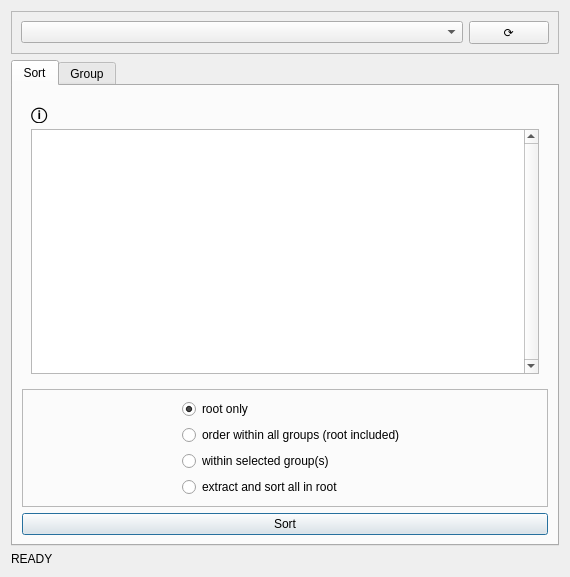
ViperMiniQ/qgis-layer-tree-tools, file sort_and_group_dialog_base.ui: the form before one commit.
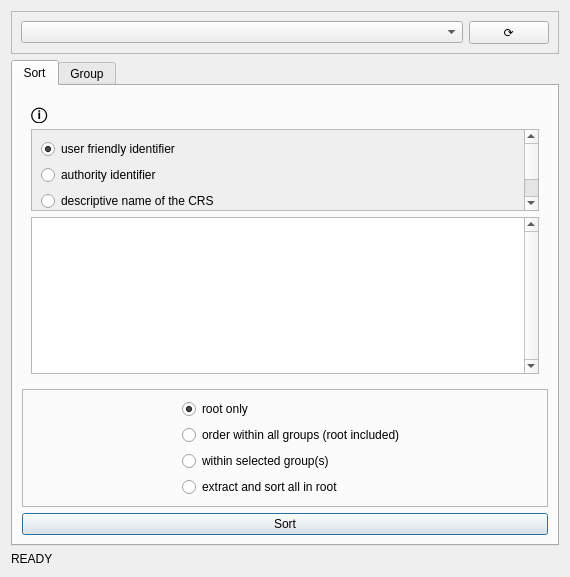
The form after the commit. The open tabs and pages were chosen to show the change.

```diff
--- a/sort_and_group_dialog_base.ui
+++ b/sort_and_group_dialog_base.ui
@@ -33,7 +33,7 @@
        <item row="0" column="0">
         <widget class="QStackedWidget" name="stackedWidgetSortPages">
          <property name="currentIndex">
-          <number>2</number>
+          <number>9</number>
          </property>
          <widget class="QWidget" name="SortName">
           <layout class="QGridLayout" name="gridLayout_2">
@@ -565,6 +565,108 @@
            </item>
           </layout>
          </widget>
+         <widget class="QWidget" name="SortCRS">
+          <layout class="QGridLayout" name="gridLayout_27">
+           <item row="0" column="0">
+            <widget class="QLabel" name="label_11">
+             <property name="font">
+              <font>
+               <pointsize>12</pointsize>
+               <weight>75</weight>
+               <bold>true</bold>
+              </font>
+             </property>
+             <property name="toolTip">
+              <string>Use mouse cursor to drag and drop elements in position within the list</string>
+             </property>
+             <property name="text">
+              <string>ⓘ</string>
+             </property>
+            </widget>
+           </item>
+           <item row="1" column="0">
+            <widget class="QScrollArea" name="scrollArea">
+             <property name="widgetResizable">
+              <bool>true</bool>
+             </property>
+             <widget class="QWidget" name="scrollAreaWidgetContents">
+              <property name="geometry">
+               <rect>
+                <x>0</x>
+                <y>-51</y>
+                <width>495</width>
+                <height>108</height>
+               </rect>
+              </property>
+              <property name="sizePolicy">
+               <sizepolicy hsizetype="Preferred" vsizetype="Minimum">
+                <horstretch>0</horstretch>
+                <verstretch>0</verstretch>
+               </sizepolicy>
+              </property>
+              <layout class="QGridLayout" name="gridLayout_28">
+               <item row="4" column="0">
+                <widget class="QRadioButton" name="radioButtonCRSEllipsoidAcronym">
+                 <property name="text">
+                  <string>ellipsoid acronym</string>
+                 </property>
+                 <attribute name="buttonGroup">
+                  <string notr="true">buttonGroupCRS</string>
+                 </attribute>
+                </widget>
+               </item>
+               <item row="3" column="0">
+                <widget class="QRadioButton" name="radioButtonCRSDescriptiveName">
+                 <property name="text">
+                  <string>descriptive name of the CRS</string>
+                 </property>
+                 <attribute name="buttonGroup">
+                  <string notr="true">buttonGroupCRS</string>
+                 </attribute>
+                </widget>
+               </item>
+               <item row="1" column="0">
+                <widget class="QRadioButton" name="radioButtonCRSAuthID">
+                 <property name="text">
+                  <string>authority identifier</string>
+                 </property>
+                 <attribute name="buttonGroup">
+                  <string notr="true">buttonGroupCRS</string>
+                 </attribute>
+                </widget>
+               </item>
+               <item row="0" column="0">
+                <widget class="QRadioButton" name="radioButtonCRSUserFriendlyID">
+                 <property name="text">
+                  <string>user friendly identifier</string>
+                 </property>
+                 <property name="checked">
+                  <bool>true</bool>
+                 </property>
+                 <attribute name="buttonGroup">
+                  <string notr="true">buttonGroupCRS</string>
+                 </attribute>
+                </widget>
+               </item>
+              </layout>
+             </widget>
+            </widget>
+           </item>
+           <item row="2" column="0">
+            <widget class="QListWidget" name="listWidgetCRSOrder">
+             <property name="verticalScrollBarPolicy">
+              <enum>Qt::ScrollBarAlwaysOn</enum>
+             </property>
+             <property name="dragEnabled">
+              <bool>true</bool>
+             </property>
+             <property name="dragDropMode">
+              <enum>QAbstractItemView::InternalMove</enum>
+             </property>
+            </widget>
+           </item>
+          </layout>
+         </widget>
         </widget>
        </item>
        <item row="1" column="0">
```
Left out of the diff: 5 changed lines with no effect on the pictures.
